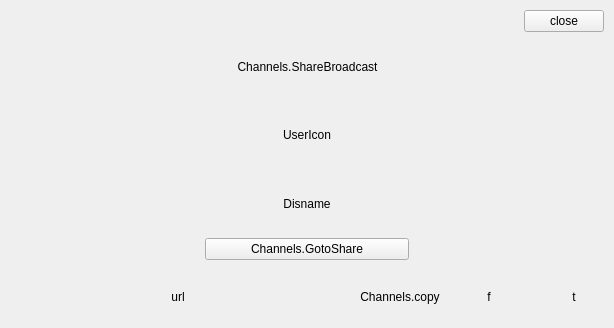
This is src/prism/main/channels/ShareView/PLSShareSourceItem.ui in naver/prism-live-studio as Qt 5 draws it before an edit. The edited form follows.
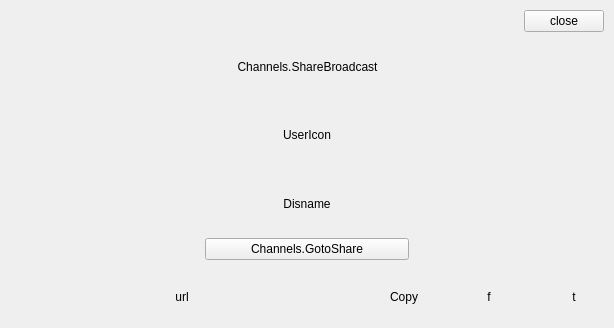
This is the edited form. Custom widgets are drawn as their Qt base class.

The edit to the form file:
```diff
--- a/src/prism/main/channels/ShareView/PLSShareSourceItem.ui
+++ b/src/prism/main/channels/ShareView/PLSShareSourceItem.ui
@@ -313,7 +313,7 @@
                </sizepolicy>
               </property>
               <property name="text">
-               <string>Channels.copy</string>
+               <string>Copy</string>
               </property>
               <property name="checkable">
                <bool>true</bool>
```
